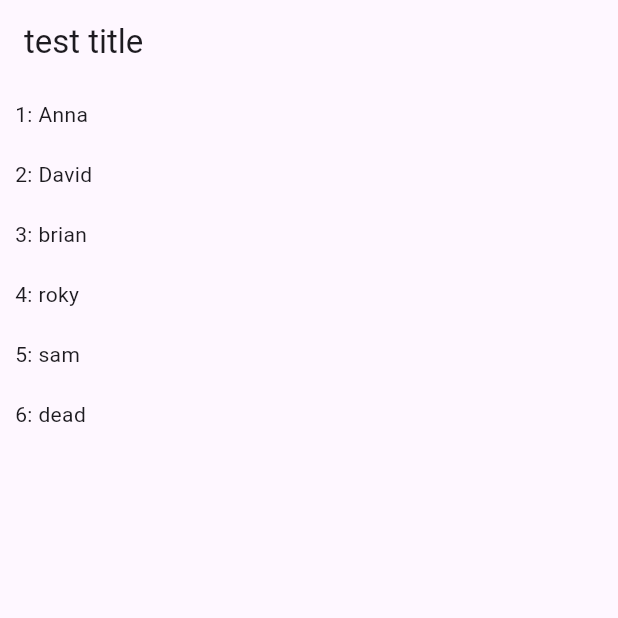
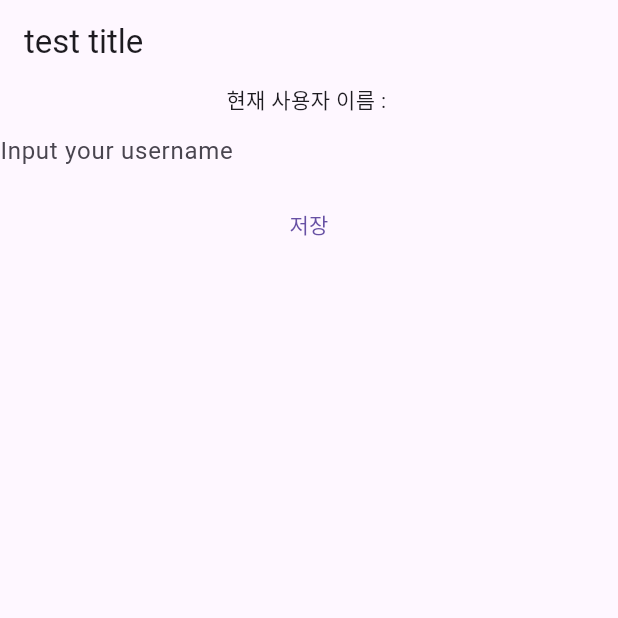
Before and after one commit to brian-jteom/flutter_lecture, a Flutter app: the screen it shows after launch, on a phone screen of 412 x 824 dp, the top half of it. Run offline on Flutter 3.47's test engine with Material 3 defaults, Android fonts, the phone set to English and light mode, and no system bars; our stand-ins replace shared_preferences, youtube_player_flutter.

Commit message:
sharedPreferences

```diff
--- a/lib/main.dart
+++ b/lib/main.dart
@@ -1,7 +1,7 @@
 import 'dart:ui';
 
 import 'package:flutter/material.dart';
-import 'jsonload_future.dart';
+import 'shared_preferences.dart';
 
 void main() {
   runApp(const MyApp());
--- a/lib/shared_preferences.dart
+++ b/lib/shared_preferences.dart
@@ -3,6 +3,7 @@ import 'dart:math';
 
 import 'package:flutter/material.dart';
 import 'package:flutter/services.dart';
+import 'package:shared_preferences/shared_preferences.dart';
 
 
 
@@ -15,13 +16,29 @@ class MyHomePage extends StatefulWidget {
 
 class _MyHomePageState extends State<MyHomePage> {
 
-  static Future loadJson() async {
-    final String response = await rootBundle.loadString("lib/users.json");
-    final data = await json.decode(response);
-    return data['users'];
+  late SharedPreferences _prefs;
+  String _username = "";
+  final TextEditingController _userController = TextEditingController();
+
+  @override
+  void initState() {
+    super.initState();
+    _getUsername();
   }
 
-  Future userList = loadJson();
+  _saveUsername() {
+    setState(() {
+      _username = _userController.text;
+      _prefs.setString("currentUsername", _username);
+    });
+  }
+
+  _getUsername() async {
+    _prefs = await SharedPreferences.getInstance();
+    setState(() {
+      _username = _prefs.getString("currentUsername") ?? "";
+    });
+  }
 
   @override
   Widget build(BuildContext context) {
@@ -30,35 +47,27 @@ class _MyHomePageState extends State<MyHomePage> {
           title: const Text("test title"),
         ),
         body: Container(
-          child: FutureBuilder(
-            future: userList,
-            builder: (context, snapshot) {
-              if (snapshot.hasData) {
-                return ListView.builder(
-                  itemCount: snapshot.data.length,
-                    itemBuilder: (context, index) {
-                      return Container(
-                        padding: const EdgeInsets.all(10),
-                        child: Text(
-                            "${snapshot.data[index]["id"]}: ${snapshot.data[index]["username"]}"
-                        ),
-                      );
-                    }
-                );
-              } else if (snapshot.hasError) {
-                return const Center(
-                  child: Text("Error"),
-                );
-              } else {
-                return const Center(
-                    child: CircularProgressIndicator(
-                        strokeWidth: 2,
-                    )
-                );
-              }
-            },
+          child: Column(
+            children: [
+              Text("현재 사용자 이름 : $_username" ),
+              Container(
+                child: TextField(
+                  controller: _userController,
+                  textAlign: TextAlign.left,
+                  decoration: const InputDecoration(
+                    border: InputBorder.none,
+                    hintText: 'Input your username'
+                  ),
+                ),
+              ),
+              TextButton(
+                  onPressed: () => _saveUsername()
+                  , child: Text('저장')
+              )
+            ],
           ),
         )
+
     );
   }
 }
--- a/pubspec.yaml
+++ b/pubspec.yaml
@@ -31,6 +31,7 @@ dependencies:
   flutter:
     sdk: flutter
   youtube_player_flutter:
+  shared_preferences:
 
   # The following adds the Cupertino Icons font to your application.
   # Use with the CupertinoIcons class for iOS style icons.
```
Also changed, not shown: pubspec.lock, 1 other file.
